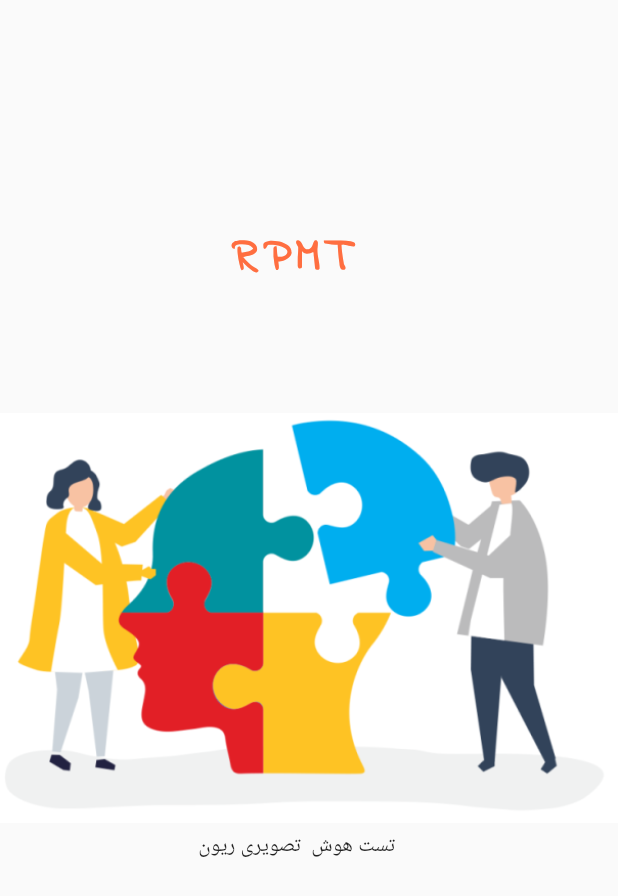
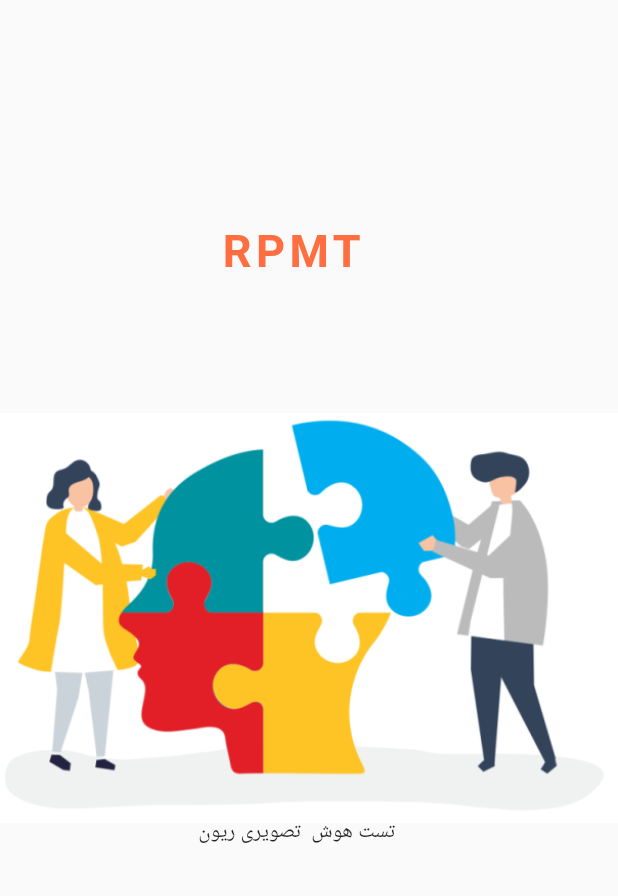
Before and after one commit to narjesabdolii/RPMT_text, a Flutter app: the Splash screen opened by its route, on a phone screen of 412 x 824 dp. Shown: the top 896 px of the screen. Run offline on Flutter 3.47's test engine with Material 2 defaults, Android fonts, the phone set to English and light mode, and no system bars; missing offline and left inert: persian_fonts.

Commit message:
change font in splash

```diff
--- a/lib/pages/splash.dart
+++ b/lib/pages/splash.dart
@@ -45,7 +45,6 @@ class _SplashState extends State<Splash> {
                   style: TextStyle(
                     color: Colors.deepOrangeAccent,
                     fontWeight: FontWeight.bold,
-                    fontFamily: 'IndieFlower-Regular',
                     fontSize: 30.0,
                     letterSpacing: 3.0,
                   ),
```
